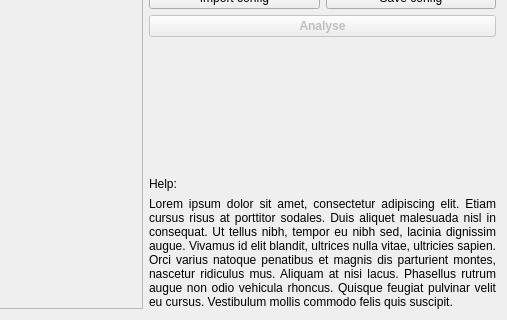
Qt form batch.ui (pfilipl/PolyX-XRF-Data-Analyser) before a commit; both pictures show x 782 to 1289 and y 400 to 720 of the 1289 by 720 pixel window.
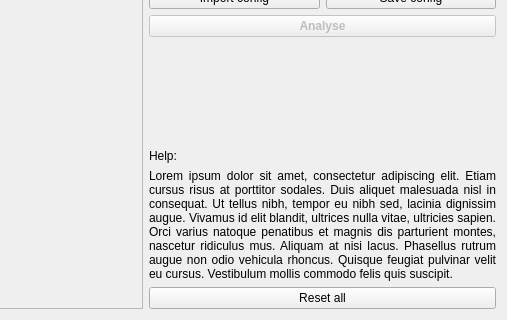
The same form after that commit.

Commit message: Reset all button added

```diff
--- a/batch.ui
+++ b/batch.ui
@@ -1571,6 +1571,13 @@
        </property>
       </widget>
      </item>
+     <item row="14" column="0" colspan="2">
+      <widget class="QPushButton" name="pushButton_ResetAll">
+       <property name="text">
+        <string>Reset all</string>
+       </property>
+      </widget>
+     </item>
     </layout>
    </item>
   </layout>
```
Left out of the diff: 242 changed lines with no effect on the pictures. The commit also changes 5 other files.
